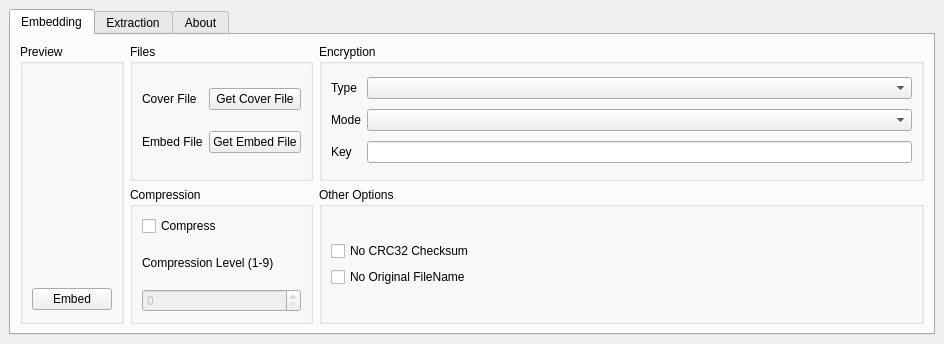
Qt form stegy.ui (psibi/stegy) before a commit.
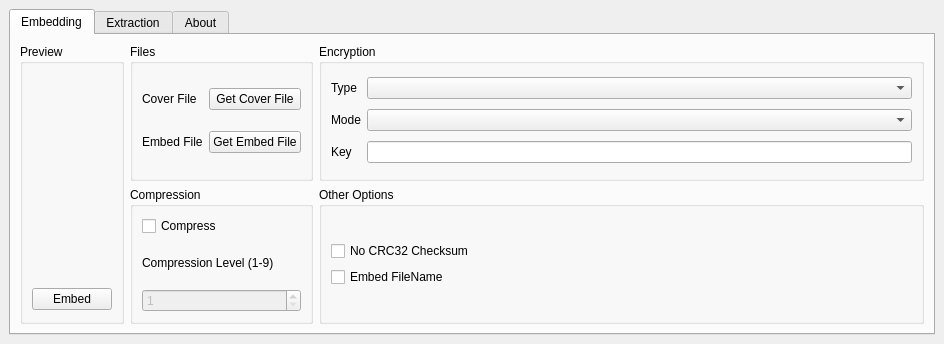
The same form after that commit. Icons and pictures are not drawn.

Commit message: Object names made readable

```diff
--- a/stegy.ui
+++ b/stegy.ui
@@ -148,6 +148,12 @@
                    <property name="enabled">
                     <bool>false</bool>
                    </property>
+                   <property name="minimum">
+                    <number>1</number>
+                   </property>
+                   <property name="maximum">
+                    <number>9</number>
+                   </property>
                   </widget>
                  </item>
                 </layout>
@@ -220,7 +226,7 @@
                  <item>
                   <widget class="QCheckBox" name="checkBox_3">
                    <property name="text">
-                    <string>No Original FileName</string>
+                    <string>Embed FileName</string>
                    </property>
                   </widget>
                  </item>
```
Left out of the diff: 95 changed lines with no effect on the pictures. The commit also changes 1 other file.
